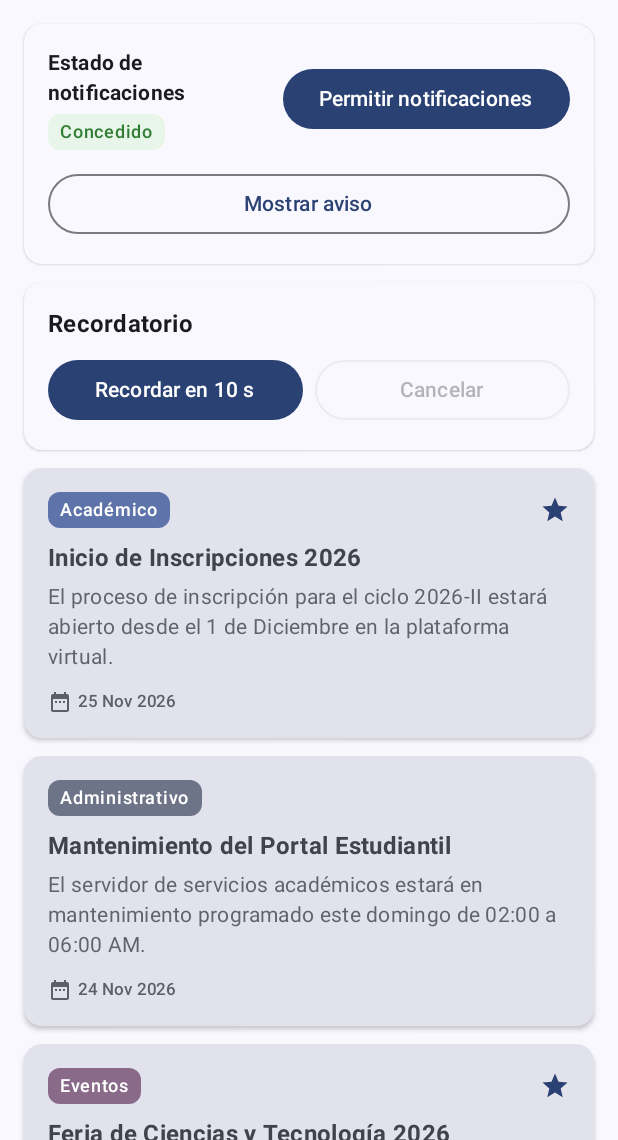
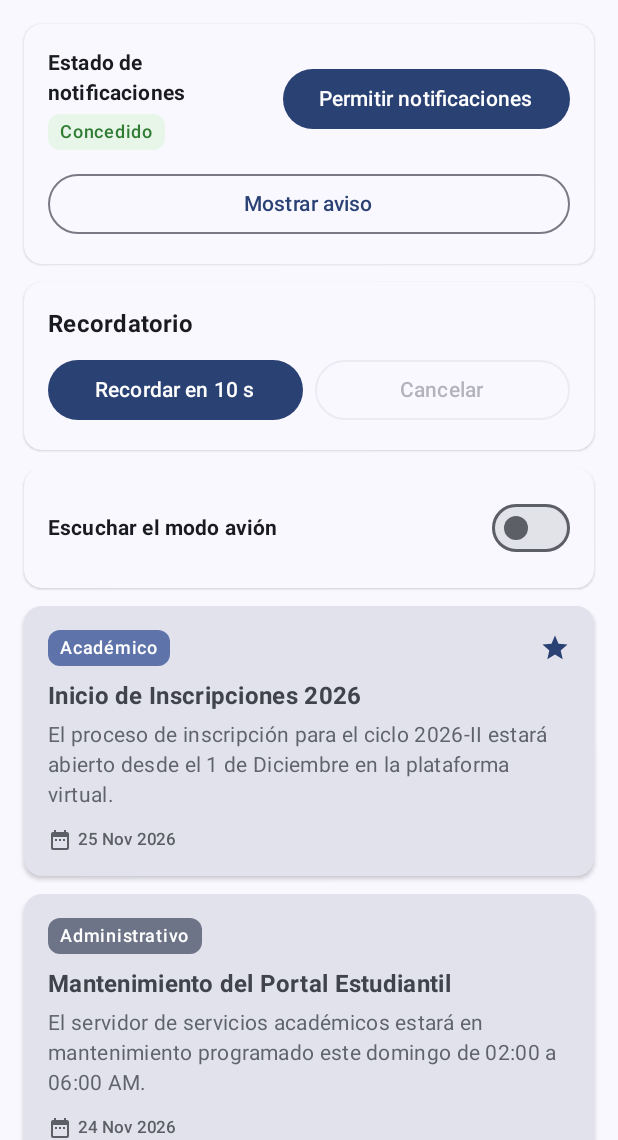
Before and after one commit to edugalindohuaman2-hub/avisoscampus, an Android app built with Jetpack Compose: the screen it shows after launch (MainActivity), on a phone screen of 412 x 824 dp, the part 96-1236 px from its top. Run offline under Robolectric (Android 15) with nearby library versions, the phone set to English and light mode, and no system bars.

Commit message:
feat(receptor): escucha el modo avion con BroadcastReceiver

```diff
--- a/app/src/main/java/com/galindo/avisoscampus/model/Modelos.kt
+++ b/app/src/main/java/com/galindo/avisoscampus/model/Modelos.kt
@@ -7,6 +7,7 @@ enum class Origen(val etiqueta: String) {
     GENERAL("General"),
     BOTON("Botón"),
     RECORDATORIO("Recordatorio"),
+    MODO_AVION("Modo avión"),
 }
 
 data class Aviso(
--- a/app/src/main/java/com/galindo/avisoscampus/ui/PantallaAvisos.kt
+++ b/app/src/main/java/com/galindo/avisoscampus/ui/PantallaAvisos.kt
@@ -1,6 +1,8 @@
 package com.galindo.avisoscampus.ui
 
 import android.Manifest
+import android.content.Intent
+import android.content.IntentFilter
 import android.os.Build
 import androidx.activity.compose.rememberLauncherForActivityResult
 import androidx.activity.result.contract.ActivityResultContracts
@@ -37,10 +39,12 @@ import androidx.compose.material3.Scaffold
 import androidx.compose.material3.SnackbarHost
 import androidx.compose.material3.SnackbarHostState
 import androidx.compose.material3.Surface
+import androidx.compose.material3.Switch
 import androidx.compose.material3.Text
 import androidx.compose.material3.TopAppBar
 import androidx.compose.material3.TopAppBarDefaults
 import androidx.compose.runtime.Composable
+import androidx.compose.runtime.DisposableEffect
 import androidx.compose.runtime.LaunchedEffect
 import androidx.compose.runtime.collectAsState
 import androidx.compose.runtime.getValue
@@ -52,11 +56,13 @@ import androidx.compose.ui.platform.LocalContext
 import androidx.compose.ui.res.painterResource
 import androidx.compose.ui.text.font.FontWeight
 import androidx.compose.ui.unit.dp
+import androidx.core.content.ContextCompat
 import com.galindo.avisoscampus.R
 import com.galindo.avisoscampus.model.Aviso
 import com.galindo.avisoscampus.model.EstadoPermiso
 import com.galindo.avisoscampus.model.Origen
 import com.galindo.avisoscampus.notificacion.Notificador
+import com.galindo.avisoscampus.receiver.ModoAvionReceiver
 import com.galindo.avisoscampus.viewmodel.AvisoEvento
 import com.galindo.avisoscampus.viewmodel.AvisosViewModel
 import kotlinx.coroutines.flow.collectLatest
@@ -70,6 +76,7 @@ fun PantallaAvisos(
     val uiState by viewModel.uiState.collectAsState()
     val estadoPermiso by viewModel.permiso.collectAsState()
     val faltan by viewModel.faltan.collectAsState()
+    val escuchandoAvion by viewModel.escuchandoAvion.collectAsState()
     val snackbarHostState = remember { SnackbarHostState() }
     val context = LocalContext.current
 
@@ -82,6 +89,26 @@ fun PantallaAvisos(
     LaunchedEffect(Unit) {
         val tienePermiso = Notificador.tienePermiso(context)
         viewModel.permisoRespondido(tienePermiso)
+    }
+
+    DisposableEffect(escuchandoAvion) {
+        if (escuchandoAvion) {
+            val receptor = ModoAvionReceiver { activo ->
+                viewModel.alCambiarModoAvion(activo)
+            }
+            val filter = IntentFilter(Intent.ACTION_AIRPLANE_MODE_CHANGED)
+            ContextCompat.registerReceiver(
+                context,
+                receptor,
+                filter,
+                ContextCompat.RECEIVER_NOT_EXPORTED,
+            )
+            onDispose {
+                context.unregisterReceiver(receptor)
+            }
+        } else {
+            onDispose { }
+        }
     }
 
     LaunchedEffect(key1 = true) {
@@ -173,6 +200,13 @@ fun PantallaAvisos(
                             faltan = faltan,
                             onRecordar = { viewModel.recordarEn(10) },
                             onCancelar = { viewModel.cancelarRecordatorio() },
+                        )
+                    }
+
+                    item {
+                        TarjetaModoAvion(
+                            escuchando = escuchandoAvion,
+                            onCambiarEscucha = { viewModel.cambiarEscucha(it) },
                         )
                     }
 
@@ -310,6 +344,40 @@ fun TarjetaRecordatorio(
 }
 
 @Composable
+fun TarjetaModoAvion(
+    escuchando: Boolean,
+    onCambiarEscucha: (Boolean) -> Unit,
+    modifier: Modifier = Modifier,
+) {
+    Card(
+        modifier = modifier.fillMaxWidth(),
+        shape = RoundedCornerShape(12.dp),
+        colors = CardDefaults.cardColors(
+            containerColor = MaterialTheme.colorScheme.surface,
+        ),
+        elevation = CardDefaults.cardElevation(defaultElevation = 1.dp),
+    ) {
+        Row(
+            modifier = Modifier
+                .fillMaxWidth()
+                .padding(16.dp),
+            horizontalArrangement = Arrangement.SpaceBetween,
+            verticalAlignment = Alignment.CenterVertically,
+        ) {
+            Text(
+                text = "Escuchar el modo avión",
+                style = MaterialTheme.typography.titleSmall,
+                fontWeight = FontWeight.Bold,
+            )
+            Switch(
+                checked = escuchando,
+                onCheckedChange = onCambiarEscucha,
+            )
+        }
+    }
+}
+
+@Composable
 fun EtiquetaEstadoPermiso(
     estado: EstadoPermiso,
     modifier: Modifier = Modifier,
@@ -423,6 +491,7 @@ fun EtiquetaOrigen(
         Origen.GENERAL -> MaterialTheme.colorScheme.surfaceContainerHigh to MaterialTheme.colorScheme.onSurfaceVariant
         Origen.BOTON -> MaterialTheme.colorScheme.primaryContainer to MaterialTheme.colorScheme.primary
         Origen.RECORDATORIO -> MaterialTheme.colorScheme.secondaryContainer to MaterialTheme.colorScheme.secondary
+        Origen.MODO_AVION -> MaterialTheme.colorScheme.errorContainer to MaterialTheme.colorScheme.onErrorContainer
     }
 
     Surface(
```
Also changed, not shown: app/src/main/java/com/galindo/avisoscampus/receiver/ModoAvionReceiver.kt (added, +15 -0 lines), app/src/main/java/com/galindo/avisoscampus/viewmodel/AvisosViewModel.kt (+23 -0 lines).
